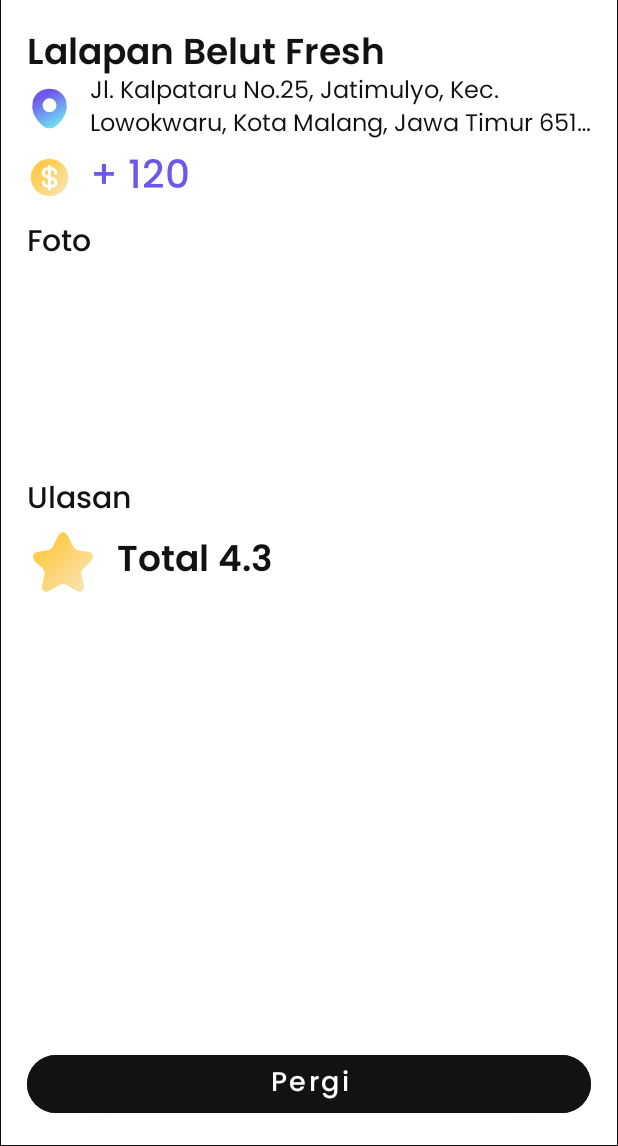
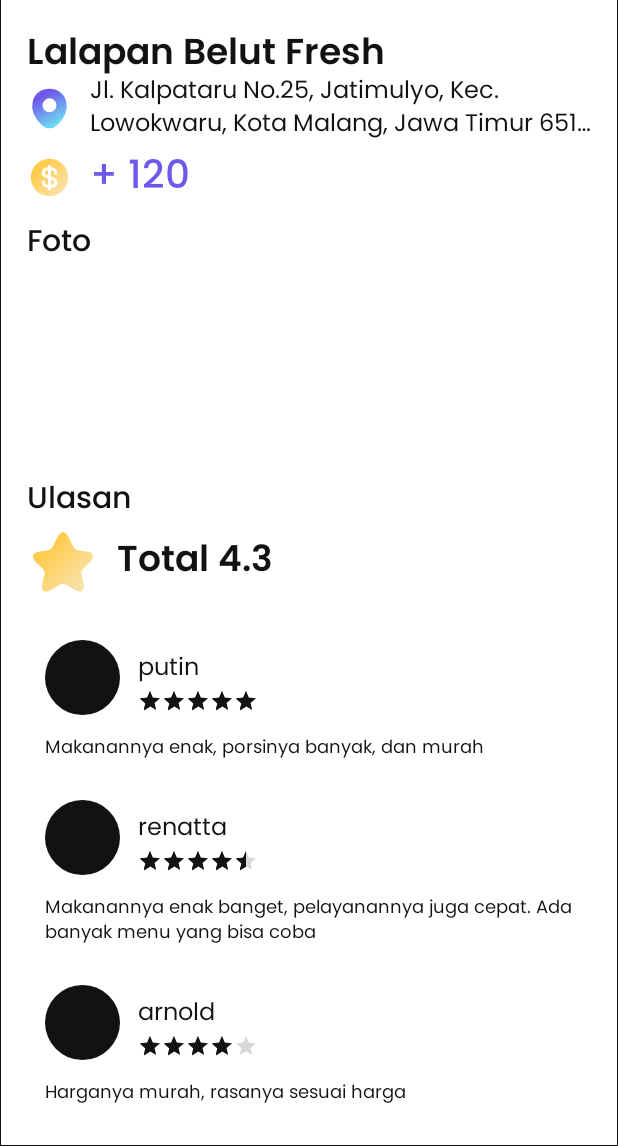
Before and after one commit to Ibrahimss02/Foodney, an Android app: the HomeFragment screen opened directly, with no data from a screen before it, after a tap on "Lalapan Belut Fresh", on a phone screen of 412 x 824 dp, the part 90-1236 px from its top. Run offline under Robolectric (Android 15) with nearby library versions, the phone set to English and light mode, and no system bars; our stand-ins replace CircleImageView, data binding, navigation-ui; 1 other tap on this screen came first.

Commit message:
fixing geofincing bug

```diff
--- /dev/null
+++ b/app/src/main/java/com/raion/foodney/ui/adapter/WarungReviewAdapter.kt
@@ -0,0 +1,36 @@
+package com.raion.foodney.ui.adapter
+
+import android.view.LayoutInflater
+import android.view.ViewGroup
+import androidx.recyclerview.widget.DiffUtil
+import androidx.recyclerview.widget.ListAdapter
+import androidx.recyclerview.widget.RecyclerView
+import com.raion.foodney.databinding.ItemLayoutReviewBinding
+import com.raion.foodney.models.Review
+
+class WarungReviewAdapter: ListAdapter<Review, WarungReviewAdapter.ReviewViewHolder>(ReviewDiffUtilCallback()) {
+
+    class ReviewViewHolder(private val binding: ItemLayoutReviewBinding): RecyclerView.ViewHolder(binding.root) {
+        fun bind(review: Review) {
+            binding.review = review
+        }
+    }
+
+    override fun onCreateViewHolder(parent: ViewGroup, viewType: Int): ReviewViewHolder {
+        return ReviewViewHolder(ItemLayoutReviewBinding.inflate(LayoutInflater.from(parent.context), parent, false))
+    }
+
+    override fun onBindViewHolder(holder: ReviewViewHolder, position: Int) {
+        holder.bind(getItem(position))
+    }
+}
+
+class ReviewDiffUtilCallback: DiffUtil.ItemCallback<Review>() {
+    override fun areItemsTheSame(oldItem: Review, newItem: Review): Boolean {
+        return oldItem.id == newItem.id
+    }
+
+    override fun areContentsTheSame(oldItem: Review, newItem: Review): Boolean {
+        return oldItem.review == newItem.review
+    }
+}
--- a/app/src/main/java/com/raion/foodney/ui/mainScreens/MainViewModel.kt
+++ b/app/src/main/java/com/raion/foodney/ui/mainScreens/MainViewModel.kt
@@ -7,6 +7,7 @@ import androidx.lifecycle.SavedStateHandle
 import androidx.lifecycle.ViewModel
 import com.raion.foodney.models.Mission
 import com.raion.foodney.models.MissionDummy
+import com.raion.foodney.models.Review
 
 class MainViewModel(private val state: SavedStateHandle): ViewModel() {
 
--- a/app/src/main/java/com/raion/foodney/utils/BindingAdapters.kt
+++ b/app/src/main/java/com/raion/foodney/utils/BindingAdapters.kt
@@ -3,10 +3,18 @@ package com.raion.foodney.utils
 import androidx.databinding.BindingAdapter
 import androidx.recyclerview.widget.RecyclerView
 import com.raion.foodney.models.Mission
+import com.raion.foodney.models.Review
 import com.raion.foodney.ui.adapter.WarungMissionAdapter
+import com.raion.foodney.ui.adapter.WarungReviewAdapter
 
 @BindingAdapter("warungMissionList")
 fun RecyclerView.bindMissionList(list: List<Mission>) {
     val adapter = this.adapter as WarungMissionAdapter
     adapter.submitList(list)
 }
+
+@BindingAdapter("warungReviewList")
+fun RecyclerView.bindWarungReviewList(list: List<Review>) {
+    val adapter = this.adapter as WarungReviewAdapter
+    adapter.submitList(list)
+}
--- a/app/src/main/java/com/raion/foodney/utils/GeofenceBroadcastReceiver.kt
+++ b/app/src/main/java/com/raion/foodney/utils/GeofenceBroadcastReceiver.kt
@@ -12,7 +12,7 @@ import com.google.android.gms.location.GeofencingEvent
 import com.raion.foodney.R
 import com.raion.foodney.ui.mainScreens.missionDetail.DetailMissionFragment.Companion.ACTION_GEOFENCE_EVENT
 
-class GeofenceBroadcastReceiver(private val navController: NavController): BroadcastReceiver() {
+class GeofenceBroadcastReceiver: BroadcastReceiver() {
     override fun onReceive(context: Context, intent: Intent) {
         if (intent.action == ACTION_GEOFENCE_EVENT) {
             val geofencingEvent = GeofencingEvent.fromIntent(intent)
@@ -39,7 +39,7 @@ class GeofenceBroadcastReceiver(private val navController: NavController): Broad
                 ) as NotificationManager
 
                 notificationManager.sendGeofenceEnteredNotification(
-                    navController, context, fenceId
+                    context, fenceId
                 )
             }
         }
--- a/app/src/main/java/com/raion/foodney/utils/NotificationUtils.kt
+++ b/app/src/main/java/com/raion/foodney/utils/NotificationUtils.kt
@@ -14,6 +14,12 @@ import androidx.navigation.NavController
 import com.raion.foodney.R
 import com.raion.foodney.models.MissionDummy
 import com.raion.foodney.ui.mainScreens.missionDetail.DetailMissionFragmentArgs
+
+private var contentPendingIntent: PendingIntent? = null
+
+fun setPendingIntent(pendingIntent: PendingIntent) {
+    contentPendingIntent = pendingIntent
+}
 
 fun createChannel(context: Context) {
     if (Build.VERSION.SDK_INT >= Build.VERSION_CODES.O) {
@@ -37,18 +43,13 @@ fun createChannel(context: Context) {
     }
 }
 
-fun NotificationManager.sendGeofenceEnteredNotification(navController: NavController, context: Context, fenceId: String) {
-    Log.d("Notification", "Fence Id: $fenceId")
+fun NotificationManager.sendGeofenceEnteredNotification(context: Context, fenceId: String) {
     val place = MissionDummy.missionData.first {
         it.id == fenceId
     }
-    val contentPendingIntent = navController.createDeepLink()
-        .addDestination(R.id.detailMissionFragment)
-        .setArguments(DetailMissionFragmentArgs(true).toBundle())
-        .createPendingIntent()
     val mapImage = BitmapFactory.decodeResource(
         context.resources,
-        R.drawable.map_small
+        R.drawable.iv_location
     )
     val bigPicStyle = NotificationCompat.BigPictureStyle()
         .bigPicture(mapImage)
@@ -61,7 +62,7 @@ fun NotificationManager.sendGeofenceEnteredNotification(navController: NavContro
         .setContentText(context.getString(R.string.content_text, place.name))
         .setPriority(NotificationCompat.PRIORITY_HIGH)
         .setContentIntent(contentPendingIntent)
-        .setSmallIcon(R.drawable.map_small)
+        .setSmallIcon(R.drawable.iv_logo)
         .setStyle(bigPicStyle)
         .setLargeIcon(mapImage)
 
--- /dev/null
+++ b/app/src/main/res/drawable/dialog_rounded_background.xml
@@ -0,0 +1,4 @@
+<?xml version="1.0" encoding="utf-8"?>
+<shape xmlns:android="http://schemas.android.com/apk/res/android" android:shape="rectangle">
+    <corners android:radius="64dp"/>
+</shape>
--- a/app/src/main/res/layout/fragment_detail_mission.xml
+++ b/app/src/main/res/layout/fragment_detail_mission.xml
@@ -13,7 +13,7 @@
         android:id="@+id/detail_mission_fragment"
         android:layout_width="match_parent"
         android:layout_height="match_parent"
-        tools:context=".ui.mainScreens.missionDetail.DetailMissionFragment">
+        tools:context=".ui.mainScreens.miss ionDetail.DetailMissionFragment">
 
         <androidx.fragment.app.FragmentContainerView
             android:layout_width="match_parent"
@@ -29,9 +29,17 @@
             android:layout_height="match_parent"
             android:background="@drawable/bottom_sheet_background"
             app:layout_behavior="com.google.android.material.bottomsheet.BottomSheetBehavior"
-            android:paddingTop="18dp"
-            android:paddingStart="18dp"
-            android:paddingEnd="18dp">
+            android:padding="18dp">
+
+            <androidx.core.widget.NestedScrollView
+                android:id="@+id/sv_main"
+                android:layout_width="match_parent"
+                android:layout_height="wrap_content"
+                app:layout_constraintTop_toTopOf="parent">
+
+                <androidx.constraintlayout.widget.ConstraintLayout
+                    android:layout_width="match_parent"
+                    android:layout_height="match_parent">
 
                     <ImageView
                         android:id="@+id/ic_logo"
@@ -146,6 +154,7 @@
                         android:importantForAccessibility="no"/>
 
                     <TextView
+                        android:id="@+id/rating_text"
                         android:layout_width="wrap_content"
                         android:layout_height="wrap_content"
                         app:layout_constraintStart_toEndOf="@id/star_rating"
@@ -162,12 +171,13 @@
                         android:layout_height="wrap_content"
                         app:layout_constraintTop_toBottomOf="@id/star_rating"
                         android:layout_marginTop="16dp"
+                        warungReviewList="@{viewModel.currentMission.reviews}"
                         app:layoutManager="androidx.recyclerview.widget.LinearLayoutManager"/>
 
                     <com.google.android.material.button.MaterialButton
                         android:id="@+id/btn_pergi"
                         android:layout_width="match_parent"
-                android:layout_height="wrap_content"
+                        android:layout_height="56dp"
                         android:text="@string/pergi"
                         android:textSize="18sp"
                         android:textAllCaps="false"
@@ -175,8 +185,33 @@
                         android:backgroundTint="@color/black"
                         android:textColor="@color/white"
                         app:cornerRadius="24dp"
-                app:layout_constraintBottom_toBottomOf="parent"
-                android:layout_marginBottom="16dp"/>
+                        android:layout_gravity="bottom"
+                        android:layout_marginStart="64dp"
+                        android:layout_marginEnd="64dp"
+                        app:layout_constraintTop_toBottomOf="@id/rv_ulasan"/>
+
+                    <com.google.android.material.button.MaterialButton
+                        android:id="@+id/btn_claim"
+                        android:layout_width="match_parent"
+                        android:layout_height="56dp"
+                        android:text="@string/claim"
+                        android:textSize="18sp"
+                        android:textAllCaps="false"
+                        android:fontFamily="@font/poppins_medium"
+                        android:backgroundTint="@color/black"
+                        android:textColor="@color/white"
+                        app:cornerRadius="24dp"
+                        android:layout_gravity="bottom"
+                        android:layout_marginStart="64dp"
+                        android:layout_marginEnd="64dp"
+                        app:layout_constraintTop_toBottomOf="@id/ic_coin_reward"
+                        android:visibility="invisible"
+                        tools:visibility="visible"/>
+
+                </androidx.constraintlayout.widget.ConstraintLayout>
+
+            </androidx.core.widget.NestedScrollView>
+
         </androidx.constraintlayout.widget.ConstraintLayout>
 
     </androidx.coordinatorlayout.widget.CoordinatorLayout>
--- /dev/null
+++ b/app/src/main/res/layout/item_layout_review.xml
@@ -0,0 +1,59 @@
+<?xml version="1.0" encoding="utf-8"?>
+<layout xmlns:android="http://schemas.android.com/apk/res/android"
+    xmlns:app="http://schemas.android.com/apk/res-auto"
+    xmlns:tools="http://schemas.android.com/tools">
+
+    <data>
+        <variable
+            name="review"
+            type="com.raion.foodney.models.Review" />
+    </data>
+
+    <androidx.constraintlayout.widget.ConstraintLayout
+        android:layout_width="match_parent"
+        android:layout_height="wrap_content"
+        android:padding="12dp">
+
+        <de.hdodenhof.circleimageview.CircleImageView
+            android:id="@+id/iv_review"
+            android:layout_width="50dp"
+            android:layout_height="50dp"
+            android:src="@color/black"
+            app:layout_constraintTop_toTopOf="parent"
+            app:layout_constraintStart_toStartOf="parent" />
+
+        <TextView
+            android:id="@+id/tv_name_review"
+            android:layout_width="wrap_content"
+            android:layout_height="wrap_content"
+            tools:text="Vladimir Putin"
+            android:text="@{review.name}"
+            app:layout_constraintStart_toEndOf="@id/iv_review"
+            app:layout_constraintTop_toTopOf="@id/iv_review"
+            android:layout_marginTop="6dp"
+            android:layout_marginStart="12dp"
+            style="@style/body1" />
+
+        <RatingBar
+            android:layout_width="wrap_content"
+            android:layout_height="wrap_content"
+            style="?android:attr/ratingBarStyleSmall"
+            android:rating="@{review.rating}"
+            app:colorControlNormal="@color/yellow"
+            app:layout_constraintTop_toBottomOf="@id/tv_name_review"
+            app:layout_constraintStart_toStartOf="@id/tv_name_review" />
+
+        <TextView
+            android:id="@+id/review_text"
+            android:layout_width="match_parent"
+            android:layout_height="wrap_content"
+            android:text="@{review.review}"
+            tools:text="Makanannya enak, porsinya banyak, dan murah"
+            app:layout_constraintTop_toBottomOf="@id/iv_review"
+            app:layout_constraintStart_toStartOf="@id/iv_review"
+            android:layout_marginTop="12dp"
+            style="@style/caption" />
+
+
+    </androidx.constraintlayout.widget.ConstraintLayout>
+</layout>
--- a/app/src/main/res/values/strings.xml
+++ b/app/src/main/res/values/strings.xml
@@ -73,4 +73,8 @@
     <string name="ulasan">Ulasan</string>
     <string name="star_rating">Total <b>%.1f</b></string>
     <string name="pergi">Pergi</string>
+    <string name="claim_dialog_text">Selamat Anda berhasil menyelesaikan misi</string>
+    <string name="kembali">Kembali</string>
+    <string name="sukses">Sukses</string>
+    <string name="claim">Klaim</string>
 </resources>
```
Also changed, not shown: app/src/main/java/com/raion/foodney/models/Mission.kt (+6 -6 lines), app/src/main/java/com/raion/foodney/models/Review.kt (+6 -6 lines), app/src/main/java/com/raion/foodney/ui/mainScreens/missionDetail/DetailMissionFragment.kt (+90 -22 lines), app/src/main/res/layout/dialog_claim.xml (added, +62 -0 lines). Lines whose indentation alone changed are shown as unchanged.
